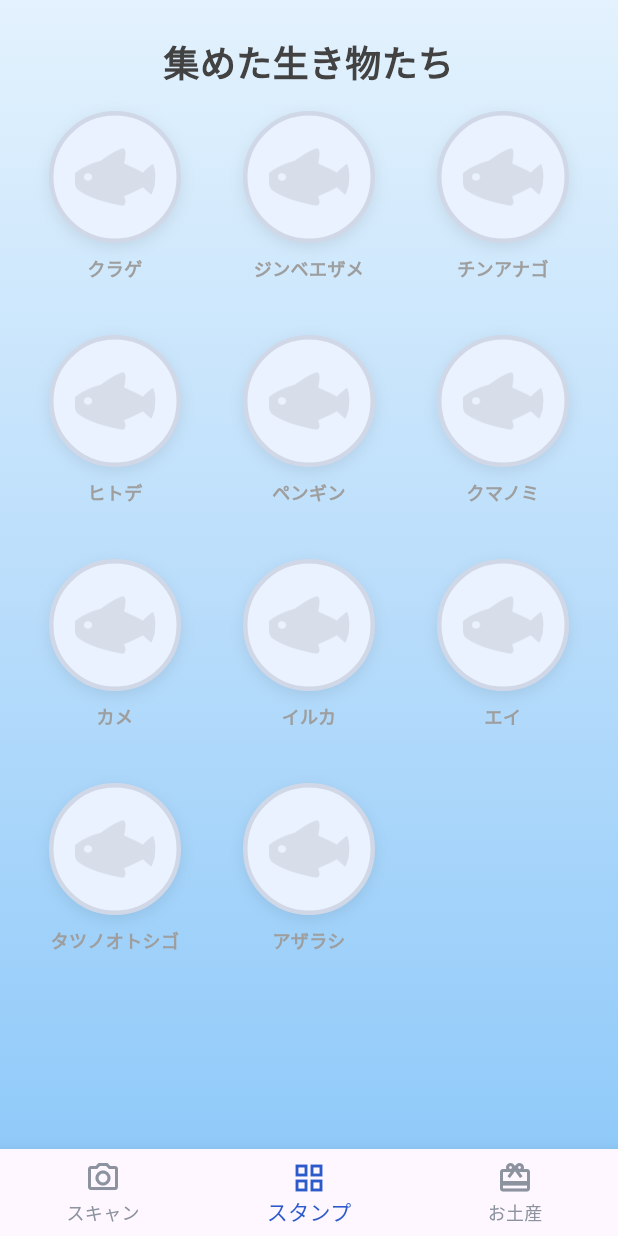
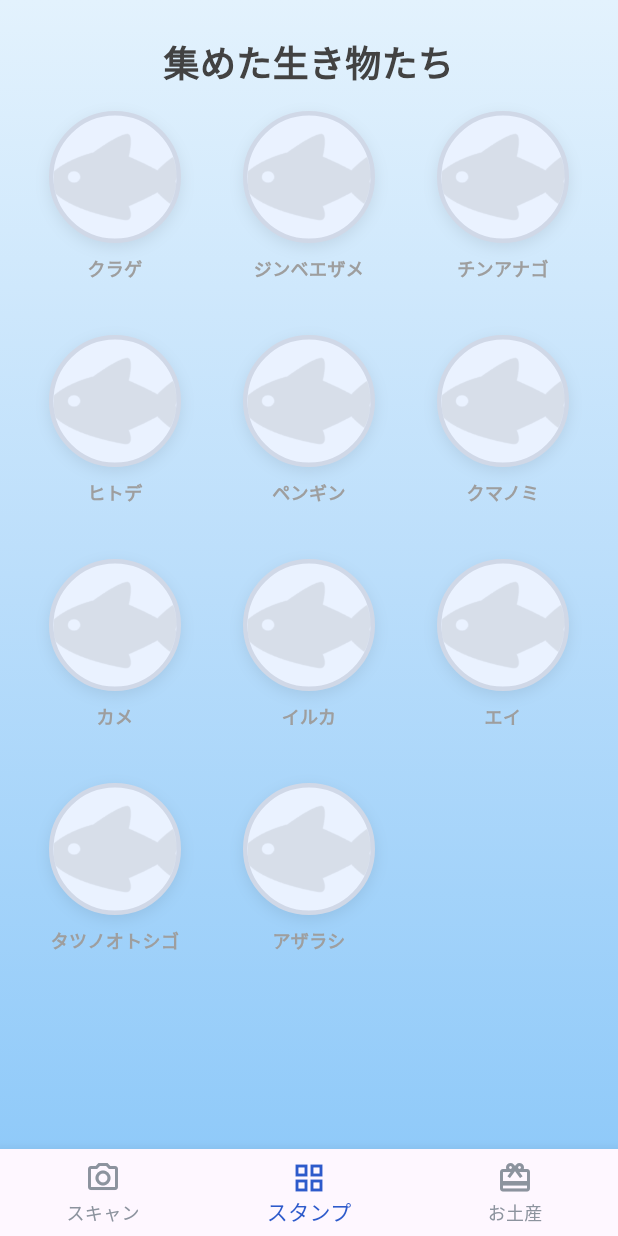
Before and after one commit to ryka-1104/progate_womens, a Flutter app: the screen it shows after launch, item 2 of the bottom bar chosen, on a phone screen of 412 x 824 dp. Run offline on Flutter 3.47's test engine with Material 3 defaults, Android fonts, the phone set to English and light mode, and no system bars; our stand-ins replace freezed_annotation, shared_preferences; missing offline and left inert: mobile_scanner.

Commit message:
スタンプ枠の余白を調整
- StampComponent の内側の padding を削除
- スタンプ画像が枠いっぱいに表示されるように変更

Made-with: Cursor

```diff
--- a/lib/component/stamp_component.dart
+++ b/lib/component/stamp_component.dart
@@ -34,10 +34,7 @@ class StampComponent extends StatelessWidget {
           ),
         ],
       ),
-      child: Padding(
-        padding: const EdgeInsets.all(14),
-        child: ClipOval(child: image),
-      ),
+      child: ClipOval(child: image),
     );
 
     if (onTap == null) {
```
